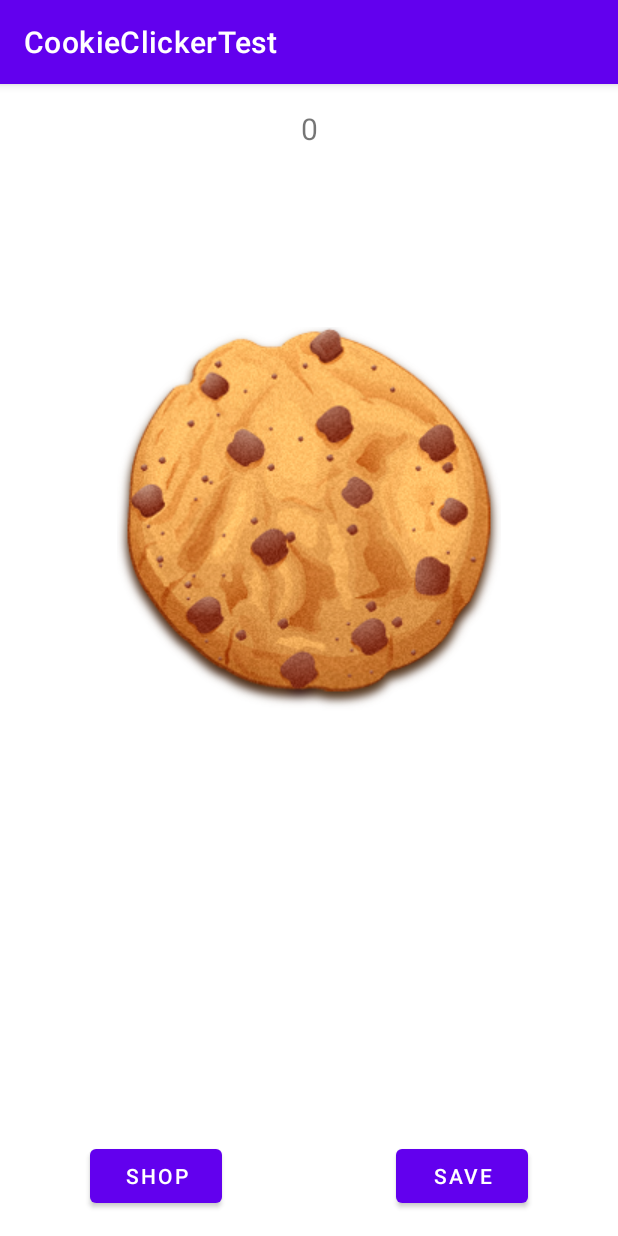
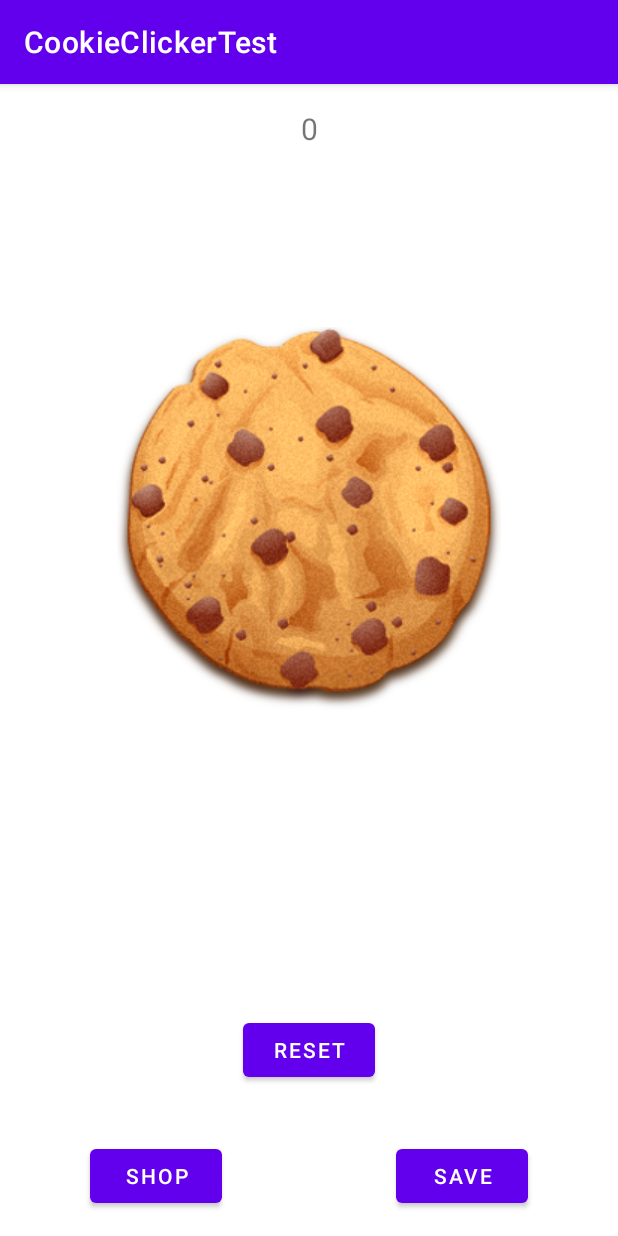
Before and after one commit to Dr-PPSN/Cookie-Klicker-App, an Android app: the screen it shows after launch (MainActivity), on a phone screen of 412 x 824 dp. Run offline under Robolectric (Android 15) with nearby library versions, the phone set to English and light mode, and no system bars.

Commit message:
Reset Button and Cheat Button added

```diff
--- a/app/src/main/java/com/example/cookieclickertest/MainActivity.java
+++ b/app/src/main/java/com/example/cookieclickertest/MainActivity.java
@@ -56,6 +56,7 @@ public class MainActivity extends AppCompatActivity {
     public int multi = 0;
     public int clickvalue = 1;
     public int grandma = 0;
+    public int cheat = 0;
     TextView textView_counter;
 
     @Override
@@ -64,15 +65,35 @@ public class MainActivity extends AppCompatActivity {
         setContentView(R.layout.activity_main);
         Button button_save = findViewById(R.id.button_save);
         Button button_Shop = findViewById(R.id.button_Shop);
+        Button button_reset = findViewById(R.id.button_reset);
         textView_counter = findViewById(R.id.textView_counter);
         ImageButton button_cookie = findViewById(R.id.button_cookie);
         auto = loadFile(digitsFromFile, FILE_AUTO);
         multi = loadFile(digitsFromFile, FILE_MULTI);
         grandma = loadFile(digitsFromFile, FILE_GRANDMA);
-        BigInteger BigScore;
         String zwichenString = String.valueOf(loadFile(digitsFromFile, FILE_SCORE));
         textView_counter.setText(zwichenString);
         clickvalue = calculateClickValue(clickvalue,multi);
+
+        textView_counter.setOnClickListener(new View.OnClickListener() {
+            public void onClick(View view) {
+                cheat++;
+                if (cheat == 3){
+                    textView_counter.setText(String.valueOf(Integer.valueOf((String) textView_counter.getText())+(10000)));
+                    cheat = 0;
+                }
+            }
+        });
+
+        button_reset.setOnClickListener(new View.OnClickListener() {
+            public void onClick(View view) {
+                auto = 0;
+                multi = 0;
+                grandma = 0;
+                textView_counter.setText(String.valueOf(0));
+                saveAll();
+            }
+        });
 
         button_cookie.setOnClickListener(new View.OnClickListener() {
             public void onClick(View v) {
@@ -132,13 +153,9 @@ public class MainActivity extends AppCompatActivity {
         try {
             fos = openFileOutput(FILE, MODE_PRIVATE);
             fos.write(data.getBytes());
-
-            Toast.makeText(this, "Saved to " + getFilesDir() + "/" + FILE, Toast.LENGTH_LONG).show();
-        } catch (FileNotFoundException e) {
-            e.printStackTrace();
         } catch (IOException e) {
             e.printStackTrace();
-        }finally {
+        } finally {
             if (fos!=null){
                 try {
                     fos.close();
@@ -198,6 +215,6 @@ public class MainActivity extends AppCompatActivity {
     }
     public void grandmaFunctionality(int grandma){
         int grandmaValue = 50 * grandma;
-        cookieClick(grandmaValue);
+        textView_counter.setText(String.valueOf(Integer.valueOf((String) textView_counter.getText())+(grandmaValue)));
     }
 }
--- a/app/src/main/res/layout/activity_main.xml
+++ b/app/src/main/res/layout/activity_main.xml
@@ -19,7 +19,8 @@
         app:layout_constraintStart_toStartOf="parent"
         app:layout_constraintTop_toBottomOf="@+id/textView_counter"
         app:srcCompat="@drawable/cookie_transparent"
-        tools:ignore="SpeakableTextPresentCheck" />
+        tools:ignore="SpeakableTextPresentCheck"
+        android:contentDescription="TODO" />
 
     <TextView
         android:id="@+id/textView_counter"
@@ -54,4 +55,16 @@
         app:layout_constraintBottom_toBottomOf="parent"
         app:layout_constraintStart_toStartOf="parent" />
 
+    <Button
+        android:id="@+id/button_reset"
+        android:layout_width="wrap_content"
+        android:layout_height="wrap_content"
+        android:layout_marginStart="16dp"
+        android:layout_marginEnd="16dp"
+        android:layout_marginBottom="100dp"
+        android:text="Reset"
+        app:layout_constraintBottom_toBottomOf="parent"
+        app:layout_constraintEnd_toEndOf="parent"
+        app:layout_constraintStart_toStartOf="parent" />
+
 </androidx.constraintlayout.widget.ConstraintLayout>
--- a/app/src/main/res/layout/activity_shop.xml
+++ b/app/src/main/res/layout/activity_shop.xml
@@ -64,7 +64,7 @@
         android:layout_marginStart="8dp"
         android:layout_marginTop="160dp"
         android:layout_marginEnd="8dp"
-        android:text="100"
+        android:text="1000"
         app:layout_constraintEnd_toEndOf="parent"
         app:layout_constraintStart_toEndOf="@+id/anzahl_auto"
         app:layout_constraintTop_toTopOf="parent" />
@@ -90,7 +90,7 @@
         android:layout_marginStart="8dp"
         android:layout_marginTop="66dp"
         android:layout_marginEnd="8dp"
-        android:text="20"
+        android:text="60"
         app:layout_constraintEnd_toEndOf="parent"
         app:layout_constraintStart_toEndOf="@+id/anzahl_multi"
         app:layout_constraintTop_toBottomOf="@+id/button_buy_auto" />
```
Also changed, not shown: app/src/main/java/com/example/cookieclickertest/Shop.java (+20 -12 lines).
